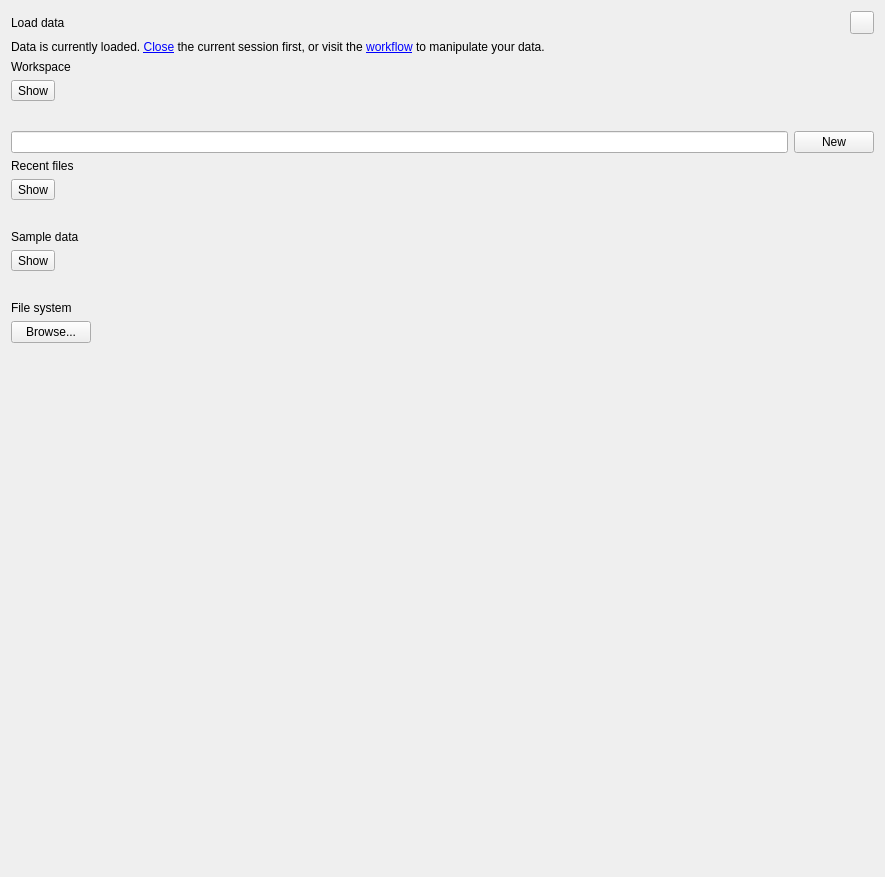
JMcInerneyLab/groot, file groot/frontends/gui/forms/designer/frm_samples_designer.ui: the form before one commit.
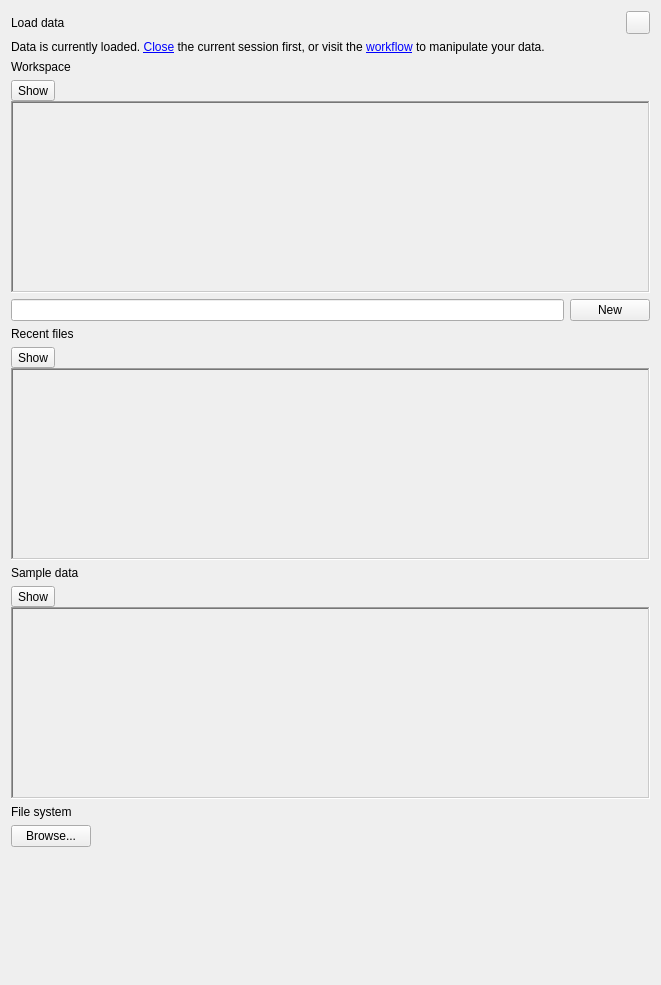
The form after the commit.

```diff
--- a/groot/frontends/gui/forms/designer/frm_samples_designer.ui
+++ b/groot/frontends/gui/forms/designer/frm_samples_designer.ui
@@ -6,8 +6,8 @@
    <rect>
     <x>0</x>
     <y>0</y>
-    <width>885</width>
-    <height>877</height>
+    <width>661</width>
+    <height>985</height>
    </rect>
   </property>
   <property name="sizePolicy">
@@ -40,8 +40,11 @@
          <verstretch>0</verstretch>
         </sizepolicy>
        </property>
-       <property name="text">
-        <string/>
+       <property name="maximumSize">
+        <size>
+         <width>24</width>
+         <height>24</height>
+        </size>
        </property>
        <property name="style" stdset="0">
         <string>refresh</string>
@@ -77,6 +80,11 @@
     </widget>
    </item>
    <item>
+    <layout class="QVBoxLayout" name="verticalLayout_2">
+     <property name="spacing">
+      <number>0</number>
+     </property>
+     <item>
     <widget class="QToolButton" name="BTN_SHOW_WORKSPACE">
      <property name="sizePolicy">
       <sizepolicy hsizetype="Fixed" vsizetype="Fixed">
@@ -94,12 +102,26 @@
    </item>
    <item>
     <widget class="QFrame" name="FRA_WORKSPACE">
+       <property name="minimumSize">
+        <size>
+         <width>0</width>
+         <height>192</height>
+        </size>
+       </property>
      <property name="frameShape">
-      <enum>QFrame::NoFrame</enum>
+        <enum>QFrame::WinPanel</enum>
+       </property>
+       <property name="frameShadow">
+        <enum>QFrame::Sunken</enum>
+       </property>
+       <property name="style" stdset="0">
+        <string>contents</string>
      </property>
      <layout class="QGridLayout" name="LAY_WORKSPACE"/>
     </widget>
    </item>
+    </layout>
+   </item>
    <item>
     <layout class="QHBoxLayout" name="horizontalLayout">
      <item>
@@ -128,6 +150,11 @@
     </widget>
    </item>
    <item>
+    <layout class="QVBoxLayout" name="verticalLayout_3">
+     <property name="spacing">
+      <number>0</number>
+     </property>
+     <item>
     <widget class="QToolButton" name="BTN_SHOW_RECENT">
      <property name="sizePolicy">
       <sizepolicy hsizetype="Fixed" vsizetype="Fixed">
@@ -145,12 +172,26 @@
    </item>
    <item>
     <widget class="QFrame" name="FRA_RECENT">
+       <property name="minimumSize">
+        <size>
+         <width>0</width>
+         <height>192</height>
+        </size>
+       </property>
      <property name="frameShape">
-      <enum>QFrame::NoFrame</enum>
+        <enum>QFrame::WinPanel</enum>
+       </property>
+       <property name="frameShadow">
+        <enum>QFrame::Sunken</enum>
+       </property>
+       <property name="style" stdset="0">
+        <string>contents</string>
      </property>
      <layout class="QGridLayout" name="LAY_RECENT"/>
     </widget>
    </item>
+    </layout>
+   </item>
    <item>
     <widget class="QLabel" name="LBL_TITLE_SAMPLE">
      <property name="text">
@@ -162,6 +203,11 @@
     </widget>
    </item>
    <item>
+    <layout class="QVBoxLayout" name="verticalLayout_4">
+     <property name="spacing">
+      <number>0</number>
+     </property>
+     <item>
     <widget class="QToolButton" name="BTN_SHOW_SAMPLE">
      <property name="sizePolicy">
       <sizepolicy hsizetype="Fixed" vsizetype="Fixed">
@@ -179,12 +225,26 @@
    </item>
    <item>
     <widget class="QFrame" name="FRA_SAMPLE">
+       <property name="minimumSize">
+        <size>
+         <width>0</width>
+         <height>192</height>
+        </size>
+       </property>
      <property name="frameShape">
-      <enum>QFrame::NoFrame</enum>
+        <enum>QFrame::WinPanel</enum>
+       </property>
+       <property name="frameShadow">
+        <enum>QFrame::Sunken</enum>
+       </property>
+       <property name="style" stdset="0">
+        <string>contents</string>
      </property>
      <layout class="QGridLayout" name="LAY_SAMPLE"/>
     </widget>
    </item>
+    </layout>
+   </item>
    <item>
     <widget class="QLabel" name="LBL_TITLE_FILESYSTEM">
      <property name="text">
```
Left out of the diff: 2 changed lines with no effect on the pictures. Lines whose indentation alone changed are shown as unchanged.
